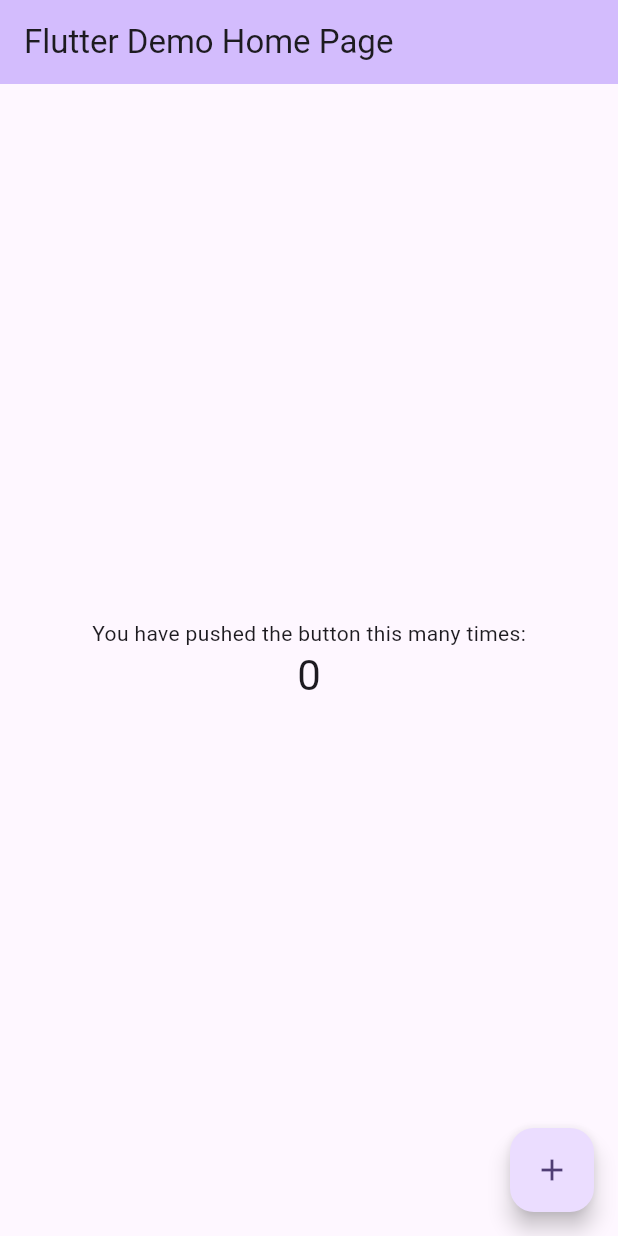
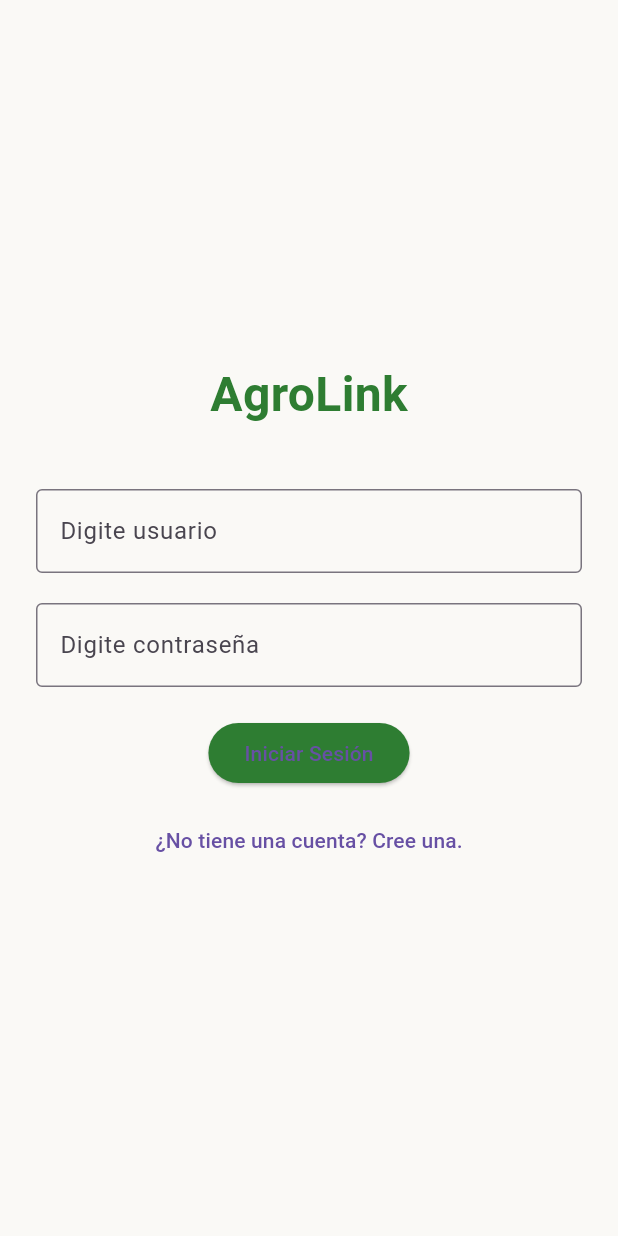
Before and after one commit to Blaviken-fsociety/agrolink, a Flutter app: the screen it shows after launch, on a phone screen of 412 x 824 dp. Run offline on Flutter 3.47's test engine with Material 3 defaults, Android fonts, the phone set to English and light mode, and no system bars.

Commit message:
Second commit

```diff
--- a/agrolink/lib/main.dart
+++ b/agrolink/lib/main.dart
@@ -1,122 +1,19 @@
 import 'package:flutter/material.dart';
+import 'screens/login_screen.dart';
 
 void main() {
-  runApp(const MyApp());
+  runApp(const AgroLinkApp());
 }
 
-class MyApp extends StatelessWidget {
-  const MyApp({super.key});
+class AgroLinkApp extends StatelessWidget {
+  const AgroLinkApp({super.key});
 
-  // This widget is the root of your application.
   @override
   Widget build(BuildContext context) {
     return MaterialApp(
-      title: 'Flutter Demo',
-      theme: ThemeData(
-        // This is the theme of your application.
-        //
-        // TRY THIS: Try running your application with "flutter run". You'll see
-        // the application has a purple toolbar. Then, without quitting the app,
-        // try changing the seedColor in the colorScheme below to Colors.green
-        // and then invoke "hot reload" (save your changes or press the "hot
-        // reload" button in a Flutter-supported IDE, or press "r" if you used
-        // the command line to start the app).
-        //
-        // Notice that the counter didn't reset back to zero; the application
-        // state is not lost during the reload. To reset the state, use hot
-        // restart instead.
-        //
-        // This works for code too, not just values: Most code changes can be
-        // tested with just a hot reload.
-        colorScheme: ColorScheme.fromSeed(seedColor: Colors.deepPurple),
-      ),
-      home: const MyHomePage(title: 'Flutter Demo Home Page'),
+      title: 'AgroLink',
+      debugShowCheckedModeBanner: false,
+      home: const LoginScreen(),
     );
   }
 }
-
-class MyHomePage extends StatefulWidget {
-  const MyHomePage({super.key, required this.title});
-
-  // This widget is the home page of your application. It is stateful, meaning
-  // that it has a State object (defined below) that contains fields that affect
-  // how it looks.
-
-  // This class is the configuration for the state. It holds the values (in this
-  // case the title) provided by the parent (in this case the App widget) and
-  // used by the build method of the State. Fields in a Widget subclass are
-  // always marked "final".
-
-  final String title;
-
-  @override
-  State<MyHomePage> createState() => _MyHomePageState();
-}
-
-class _MyHomePageState extends State<MyHomePage> {
-  int _counter = 0;
-
-  void _incrementCounter() {
-    setState(() {
-      // This call to setState tells the Flutter framework that something has
-      // changed in this State, which causes it to rerun the build method below
-      // so that the display can reflect the updated values. If we changed
-      // _counter without calling setState(), then the build method would not be
-      // called again, and so nothing would appear to happen.
-      _counter++;
-    });
-  }
-
-  @override
-  Widget build(BuildContext context) {
-    // This method is rerun every time setState is called, for instance as done
-    // by the _incrementCounter method above.
-    //
-    // The Flutter framework has been optimized to make rerunning build methods
-    // fast, so that you can just rebuild anything that needs updating rather
-    // than having to individually change instances of widgets.
-    return Scaffold(
-      appBar: AppBar(
-        // TRY THIS: Try changing the color here to a specific color (to
-        // Colors.amber, perhaps?) and trigger a hot reload to see the AppBar
-        // change color while the other colors stay the same.
-        backgroundColor: Theme.of(context).colorScheme.inversePrimary,
-        // Here we take the value from the MyHomePage object that was created by
-        // the App.build method, and use it to set our appbar title.
-        title: Text(widget.title),
-      ),
-      body: Center(
-        // Center is a layout widget. It takes a single child and positions it
-        // in the middle of the parent.
-        child: Column(
-          // Column is also a layout widget. It takes a list of children and
-          // arranges them vertically. By default, it sizes itself to fit its
-          // children horizontally, and tries to be as tall as its parent.
-          //
-          // Column has various properties to control how it sizes itself and
-          // how it positions its children. Here we use mainAxisAlignment to
-          // center the children vertically; the main axis here is the vertical
-          // axis because Columns are vertical (the cross axis would be
-          // horizontal).
-          //
-          // TRY THIS: Invoke "debug painting" (choose the "Toggle Debug Paint"
-          // action in the IDE, or press "p" in the console), to see the
-          // wireframe for each widget.
-          mainAxisAlignment: MainAxisAlignment.center,
-          children: <Widget>[
-            const Text('You have pushed the button this many times:'),
-            Text(
-              '$_counter',
-              style: Theme.of(context).textTheme.headlineMedium,
-            ),
-          ],
-        ),
-      ),
-      floatingActionButton: FloatingActionButton(
-        onPressed: _incrementCounter,
-        tooltip: 'Increment',
-        child: const Icon(Icons.add),
-      ), // This trailing comma makes auto-formatting nicer for build methods.
-    );
-  }
-}
--- /dev/null
+++ b/agrolink/lib/screens/login_screen.dart
@@ -0,0 +1,59 @@
+import 'package:flutter/material.dart';
+import '../theme/colors.dart';
+
+class LoginScreen extends StatelessWidget {
+  const LoginScreen({super.key});
+
+  @override
+  Widget build(BuildContext context) {
+    return Scaffold(
+      backgroundColor: AppColors.softBackground,
+      body: Padding(
+        padding: const EdgeInsets.all(24.0),
+        child: Column(
+          mainAxisAlignment: MainAxisAlignment.center,
+          children: [
+            const Text(
+              'AgroLink',
+              style: TextStyle(
+                fontSize: 32,
+                fontWeight: FontWeight.bold,
+                color: AppColors.primaryGreen,
+              ),
+            ),
+            const SizedBox(height: 40),
+            TextField(
+              decoration: const InputDecoration(
+                labelText: 'Digite usuario',
+                border: OutlineInputBorder(),
+              ),
+            ),
+            const SizedBox(height: 20),
+            TextField(
+              obscureText: true,
+              decoration: const InputDecoration(
+                labelText: 'Digite contraseña',
+                border: OutlineInputBorder(),
+              ),
+            ),
+            const SizedBox(height: 20),
+            ElevatedButton(
+              onPressed: () {},
+              style: ElevatedButton.styleFrom(
+                backgroundColor: AppColors.primaryGreen,
+              ),
+              child: const Text('Iniciar Sesión'),
+            ),
+            const SizedBox(height: 10),
+            TextButton(
+              onPressed: () {
+                // Navegar al registro de usuario
+              },
+              child: const Text('¿No tiene una cuenta? Cree una.'),
+            ),
+          ],
+        ),
+      ),
+    );
+  }
+}
--- /dev/null
+++ b/agrolink/lib/theme/colors.dart
@@ -0,0 +1,9 @@
+import 'package:flutter/material.dart';
+
+class AppColors {
+  static const Color primaryGreen = Color(0xFF2E7D32);   // Verde oscuro
+  static const Color lightGreen = Color(0xFFE6F4EA);     // Verde claro
+  static const Color softBackground = Color(0xFFFAF9F6); // Beige claro
+  static const Color greyText = Color(0xFF424242);       // Gris oscuro
+  static const Color accentGreen = Color(0xFF4CAF50);    // Verde intermedio
+}
```
Also changed, not shown: agrolink/lib/models/user.dart (added, +11 -0 lines), agrolink/lib/models/zone.dart (added, +11 -0 lines), agrolink/lib/screens/dashboard_screen.dart (added, +70 -0 lines), agrolink/lib/screens/participation_register_screen.dart (added, +47 -0 lines), agrolink/lib/screens/user_register_screen.dart (added, +48 -0 lines), agrolink/lib/screens/zone_list_screen.dart (added, +34 -0 lines), agrolink/lib/screens/zone_register_screen.dart (added, +47 -0 lines), agrolink/lib/widgets/custom_button.dart (added, +34 -0 lines), agrolink/lib/widgets/custom_input.dart (added, +30 -0 lines).
